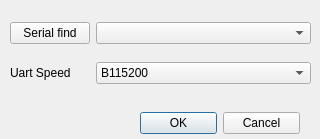
Before: the Qt Designer form SourceCode/2_uiSource/ScorbotUI_cpp/src/scorbotUi/ui_source/uartChoise.ui in Alfystar/Scorbot-CA, drawn with Qt 5.
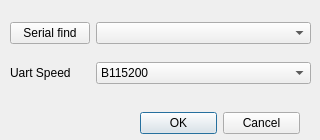
After: the same form once the commit is applied.

Patch:
```diff
--- a/SourceCode/2_uiSource/ScorbotUI_cpp/src/scorbotUi/ui_source/uartChoise.ui
+++ b/SourceCode/2_uiSource/ScorbotUI_cpp/src/scorbotUi/ui_source/uartChoise.ui
@@ -7,9 +7,15 @@
     <x>0</x>
     <y>0</y>
     <width>320</width>
-    <height>139</height>
+    <height>140</height>
    </rect>
   </property>
+  <property name="minimumSize">
+   <size>
+    <width>320</width>
+    <height>140</height>
+   </size>
+  </property>
   <property name="windowTitle">
    <string>Select Uart</string>
   </property>
```
Left out of the diff: 4 changed lines with no effect on the pictures.
